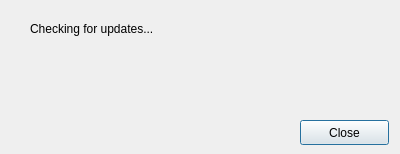
Qt form src/dialogs/checkupdatedialog.ui (PhotoFlare/photoflare) before a commit.
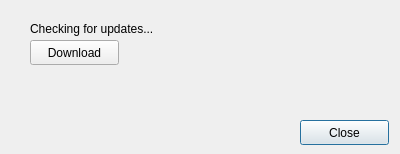
The same form after that commit.

Commit message: Add the download button to checkupdatedialog

```diff
--- a/src/dialogs/checkupdatedialog.ui
+++ b/src/dialogs/checkupdatedialog.ui
@@ -42,6 +42,19 @@
     <string>Checking for updates...</string>
    </property>
   </widget>
+  <widget class="QPushButton" name="downloadButton">
+   <property name="geometry">
+    <rect>
+     <x>30</x>
+     <y>40</y>
+     <width>89</width>
+     <height>25</height>
+    </rect>
+   </property>
+   <property name="text">
+    <string>Download</string>
+   </property>
+  </widget>
  </widget>
  <resources/>
  <connections/>
```
The commit also changes 2 other files.
